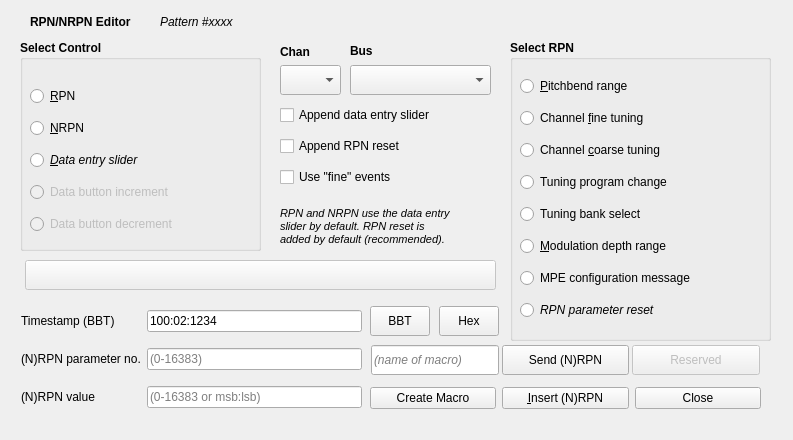
ahlstromcj/seq66, file seq_qt5/src/gui/qrpnframe.ui: the form before one commit.
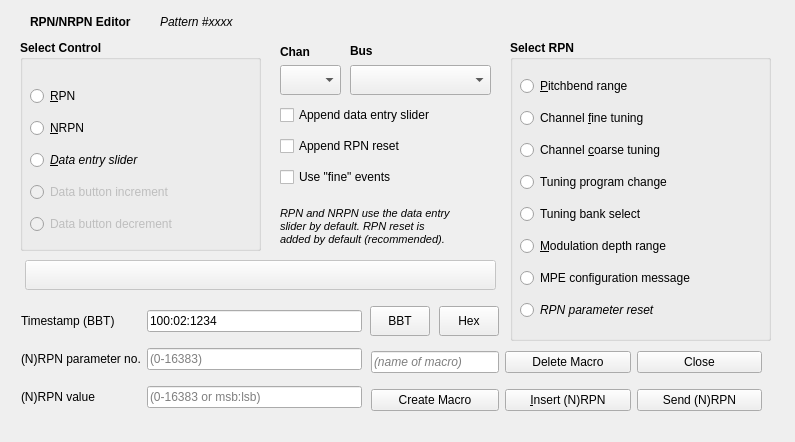
The form after the commit.

Commit message: Added delete/modify buttons to the RPN dialog, fixed Thru toggle.

What changed in the file:
```diff
--- a/seq_qt5/src/gui/qrpnframe.ui
+++ b/seq_qt5/src/gui/qrpnframe.ui
@@ -6,8 +6,8 @@
    <rect>
     <x>0</x>
     <y>0</y>
-    <width>793</width>
-    <height>440</height>
+    <width>795</width>
+    <height>442</height>
    </rect>
   </property>
   <property name="windowTitle">
@@ -270,34 +270,6 @@
     <string>Chan</string>
    </property>
   </widget>
-  <widget class="QLineEdit" name="line_edit_rpn_macro_name">
-   <property name="geometry">
-    <rect>
-     <x>371</x>
-     <y>345</y>
-     <width>128</width>
-     <height>30</height>
-    </rect>
-   </property>
-   <property name="font">
-    <font>
-     <italic>true</italic>
-    </font>
-   </property>
-   <property name="toolTip">
-    <string>The name of the macro to add
-to the 'ctrl' file.</string>
-   </property>
-   <property name="text">
-    <string/>
-   </property>
-   <property name="frame">
-    <bool>true</bool>
-   </property>
-   <property name="placeholderText">
-    <string>(name of macro)</string>
-   </property>
-  </widget>
   <widget class="QWidget" name="layoutWidgetAppendRPNrest">
    <property name="geometry">
     <rect>
@@ -445,49 +417,6 @@
     </item>
    </layout>
   </widget>
-  <widget class="QWidget" name="layoutWidgetButtons">
-   <property name="geometry">
-    <rect>
-     <x>370</x>
-     <y>380</y>
-     <width>391</width>
-     <height>36</height>
-    </rect>
-   </property>
-   <layout class="QHBoxLayout" name="horizontalLayout_2">
-    <item>
-     <widget class="QPushButton" name="button_rpn_macro">
-      <property name="toolTip">
-       <string>Copy the event data to a MIDI-control-out
-macro.</string>
-      </property>
-      <property name="text">
-       <string>Create Macro</string>
-      </property>
-     </widget>
-    </item>
-    <item>
-     <widget class="QPushButton" name="button_rpn_insert">
-      <property name="toolTip">
-       <string>Inserts the controller events at the given timestamp.</string>
-      </property>
-      <property name="text">
-       <string>&amp;Insert (N)RPN</string>
-      </property>
-     </widget>
-    </item>
-    <item>
-     <widget class="QPushButton" name="button_rpn_cancel">
-      <property name="toolTip">
-       <string>Close the dialog.</string>
-      </property>
-      <property name="text">
-       <string>Close</string>
-      </property>
-     </widget>
-    </item>
-   </layout>
-  </widget>
   <widget class="QWidget" name="layoutWidgetCheckBoxes">
    <property name="geometry">
     <rect>
@@ -579,38 +508,6 @@
     <bool>true</bool>
    </property>
   </widget>
-  <widget class="QPushButton" name="button_rpn_send">
-   <property name="enabled">
-    <bool>true</bool>
-   </property>
-   <property name="geometry">
-    <rect>
-     <x>502</x>
-     <y>345</y>
-     <width>127</width>
-     <height>30</height>
-    </rect>
-   </property>
-   <property name="text">
-    <string>Send (N)RPN</string>
-   </property>
-  </widget>
-  <widget class="QPushButton" name="button_reserved_2">
-   <property name="enabled">
-    <bool>false</bool>
-   </property>
-   <property name="geometry">
-    <rect>
-     <x>632</x>
-     <y>345</y>
-     <width>128</width>
-     <height>30</height>
-    </rect>
-   </property>
-   <property name="text">
-    <string>Reserved</string>
-   </property>
-  </widget>
   <widget class="QPushButton" name="button_reserved_1">
    <property name="enabled">
     <bool>false</bool>
@@ -661,6 +558,97 @@
 port can be used.</string>
    </property>
   </widget>
+  <widget class="QWidget" name="">
+   <property name="geometry">
+    <rect>
+     <x>371</x>
+     <y>341</y>
+     <width>391</width>
+     <height>81</height>
+    </rect>
+   </property>
+   <layout class="QGridLayout" name="gridLayout_2">
+    <item row="0" column="0">
+     <widget class="QLineEdit" name="line_edit_rpn_macro_name">
+      <property name="maximumSize">
+       <size>
+        <width>128</width>
+        <height>16777215</height>
+       </size>
+      </property>
+      <property name="font">
+       <font>
+        <italic>true</italic>
+       </font>
+      </property>
+      <property name="toolTip">
+       <string>The name of the macro to add
+to the 'ctrl' file.</string>
+      </property>
+      <property name="text">
+       <string/>
+      </property>
+      <property name="frame">
+       <bool>true</bool>
+      </property>
+      <property name="placeholderText">
+       <string>(name of macro)</string>
+      </property>
+     </widget>
+    </item>
+    <item row="0" column="1">
+     <widget class="QPushButton" name="button_rpn_delete">
+      <property name="enabled">
+       <bool>true</bool>
+      </property>
+      <property name="text">
+       <string>Delete Macro</string>
+      </property>
+     </widget>
+    </item>
+    <item row="0" column="2">
+     <widget class="QPushButton" name="button_rpn_cancel">
+      <property name="toolTip">
+       <string>Close the dialog.</string>
+      </property>
+      <property name="text">
+       <string>Close</string>
+      </property>
+     </widget>
+    </item>
+    <item row="1" column="0">
+     <widget class="QPushButton" name="button_rpn_macro">
+      <property name="toolTip">
+       <string>Copy the event data to a MIDI-control-out
+macro.</string>
+      </property>
+      <property name="text">
+       <string>Create Macro</string>
+      </property>
+     </widget>
+    </item>
+    <item row="1" column="1">
+     <widget class="QPushButton" name="button_rpn_insert">
+      <property name="toolTip">
+       <string>Inserts the controller events at the given timestamp.</string>
+      </property>
+      <property name="text">
+       <string>&amp;Insert (N)RPN</string>
+      </property>
+     </widget>
+    </item>
+    <item row="1" column="2">
+     <widget class="QPushButton" name="button_rpn_send">
+      <property name="enabled">
+       <bool>true</bool>
+      </property>
+      <property name="text">
+       <string>Send (N)RPN</string>
+      </property>
+     </widget>
+    </item>
+   </layout>
+  </widget>
  </widget>
  <resources/>
  <connections/>
```
The commit also changes 23 other files.
